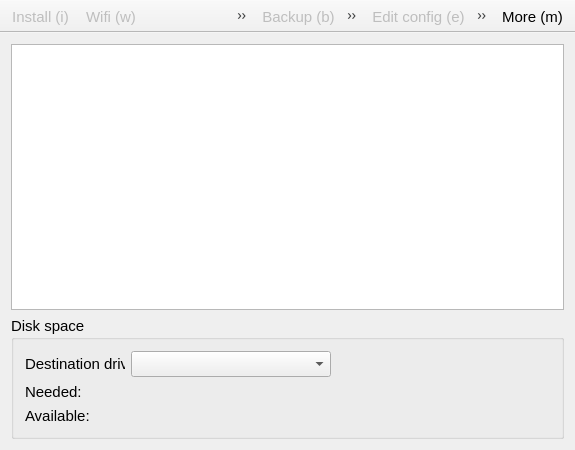
Above: recovery/mainwindow.ui from procount/pinn before the change. Below: the same form after it.
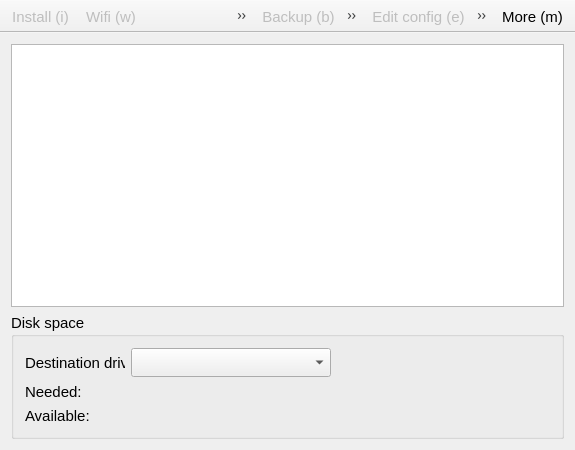
That is the form after the change. Icons and pictures are not drawn.

Commit message: save URL in installed_os. Increase size of drive combo

The edit to the form file:
```diff
--- a/recovery/mainwindow.ui
+++ b/recovery/mainwindow.ui
@@ -62,10 +62,19 @@
        </item>
        <item row="0" column="1">
         <widget class="QComboBox" name="targetCombo">
+         <property name="enabled">
+          <bool>true</bool>
+         </property>
+         <property name="sizePolicy">
+          <sizepolicy hsizetype="Preferred" vsizetype="Fixed">
+           <horstretch>0</horstretch>
+           <verstretch>0</verstretch>
+          </sizepolicy>
+         </property>
          <property name="minimumSize">
           <size>
            <width>0</width>
-           <height>0</height>
+           <height>29</height>
           </size>
          </property>
          <property name="maximumSize">
@@ -74,12 +83,11 @@
            <height>16777215</height>
           </size>
          </property>
-        </widget>
-       </item>
-       <item row="1" column="0" colspan="3">
-        <widget class="QLabel" name="neededLabel">
-         <property name="text">
-          <string>Needed:</string>
+         <property name="editable">
+          <bool>false</bool>
+         </property>
+         <property name="frame">
+          <bool>true</bool>
          </property>
         </widget>
        </item>
@@ -90,6 +98,13 @@
          </property>
         </widget>
        </item>
+       <item row="1" column="0" colspan="3">
+        <widget class="QLabel" name="neededLabel">
+         <property name="text">
+          <string>Needed:</string>
+         </property>
+        </widget>
+       </item>
       </layout>
      </widget>
     </item>
```
The commit also changes 1 other file.
